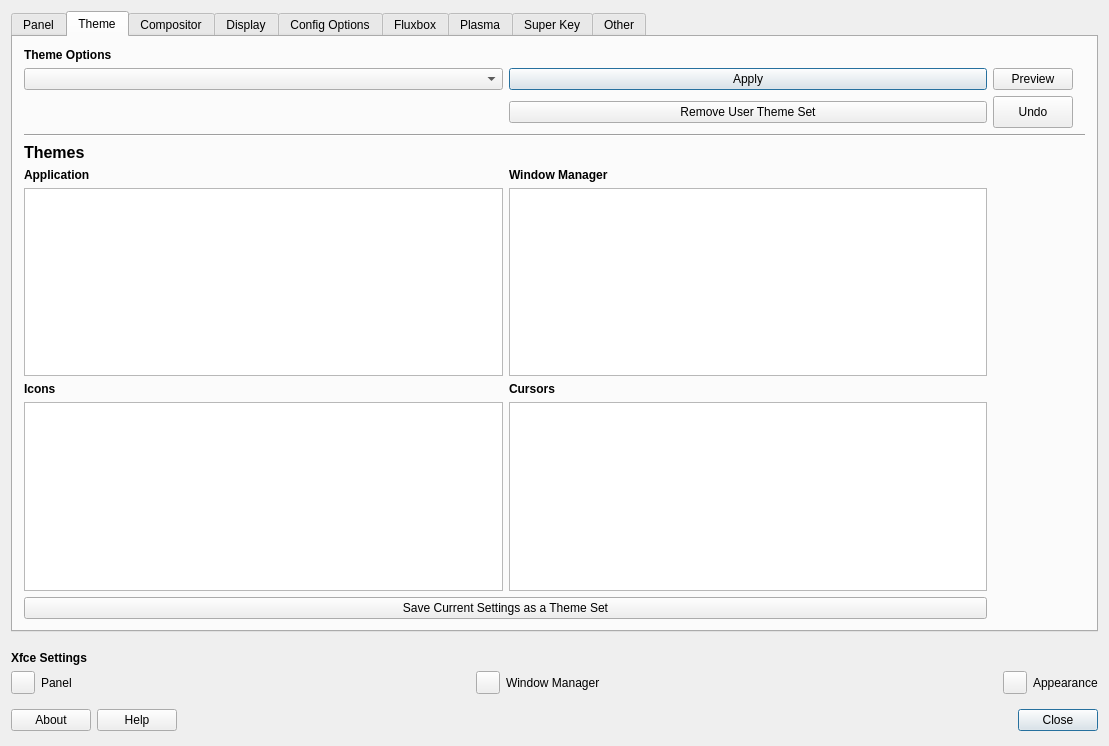
MX-Linux/mx-tweak, file defaultlook.ui: the form before one commit.
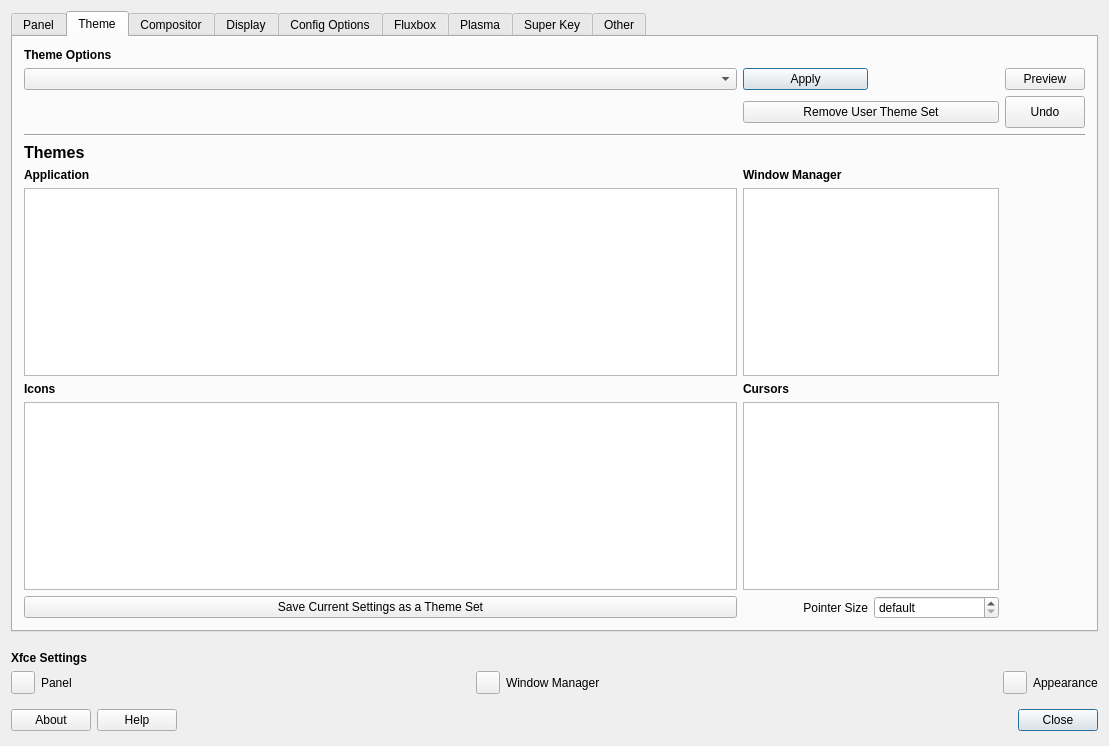
The form after the commit. The open tabs and pages were chosen to show the change. Icons and pictures are not drawn.

Commit message: add pointer spinbox

What changed in the file:
```diff
--- a/defaultlook.ui
+++ b/defaultlook.ui
@@ -582,9 +582,6 @@
       <layout class="QGridLayout" name="gridLayout_6">
        <item row="0" column="0">
         <layout class="QGridLayout" name="gridLayout_5">
-         <property name="sizeConstraint">
-          <enum>QLayout::SetNoConstraint</enum>
-         </property>
          <item row="0" column="0">
           <widget class="QLabel" name="label">
            <property name="font">
@@ -597,10 +594,50 @@
            </property>
           </widget>
          </item>
-         <item row="8" column="0">
-          <widget class="QListWidget" name="listWidgetTheme"/>
+         <item row="1" column="0">
+          <widget class="QComboBox" name="comboTheme">
+           <property name="sizePolicy">
+            <sizepolicy hsizetype="Minimum" vsizetype="Fixed">
+             <horstretch>0</horstretch>
+             <verstretch>0</verstretch>
+            </sizepolicy>
+           </property>
+          </widget>
          </item>
-         <item row="2" column="1">
+         <item row="1" column="1">
+          <widget class="QPushButton" name="buttonThemeApply">
+           <property name="sizePolicy">
+            <sizepolicy hsizetype="Minimum" vsizetype="Fixed">
+             <horstretch>0</horstretch>
+             <verstretch>0</verstretch>
+            </sizepolicy>
+           </property>
+           <property name="text">
+            <string>Apply</string>
+           </property>
+           <property name="icon">
+            <iconset theme="dialog-ok">
+             <normaloff>.</normaloff>.</iconset>
+           </property>
+           <property name="shortcut">
+            <string/>
+           </property>
+           <property name="autoDefault">
+            <bool>true</bool>
+           </property>
+           <property name="default">
+            <bool>true</bool>
+           </property>
+          </widget>
+         </item>
+         <item row="1" column="3">
+          <widget class="QPushButton" name="pushButtonPreview">
+           <property name="text">
+            <string>Preview</string>
+           </property>
+          </widget>
+         </item>
+         <item row="2" column="1" colspan="2">
           <widget class="QPushButton" name="pushButtonRemoveUserThemeSet">
            <property name="text">
             <string>Remove User Theme Set</string>
@@ -611,40 +648,7 @@
            </property>
           </widget>
          </item>
-         <item row="1" column="2">
-          <widget class="QPushButton" name="pushButtonPreview">
-           <property name="text">
-            <string>Preview</string>
-           </property>
-          </widget>
-         </item>
-         <item row="1" column="1">
-          <widget class="QPushButton" name="buttonThemeApply">
-           <property name="sizePolicy">
-            <sizepolicy hsizetype="Minimum" vsizetype="Fixed">
-             <horstretch>0</horstretch>
-             <verstretch>0</verstretch>
-            </sizepolicy>
-           </property>
-           <property name="text">
-            <string>Apply</string>
-           </property>
-           <property name="icon">
-            <iconset theme="dialog-ok">
-             <normaloff>.</normaloff>.</iconset>
-           </property>
-           <property name="shortcut">
-            <string/>
-           </property>
-           <property name="autoDefault">
-            <bool>true</bool>
-           </property>
-           <property name="default">
-            <bool>true</bool>
-           </property>
-          </widget>
-         </item>
-         <item row="2" column="2">
+         <item row="2" column="3">
           <widget class="QPushButton" name="buttonThemeUndo">
            <property name="minimumSize">
             <size>
@@ -657,75 +661,91 @@
            </property>
           </widget>
          </item>
-         <item row="10" column="1">
-          <widget class="QListWidget" name="listWidgetCursorThemes"/>
-         </item>
-         <item row="11" column="0" colspan="2">
-          <widget class="QPushButton" name="pushButtonSettingsToThemeSet">
-           <property name="text">
-            <string extracomment="save theme settings as a group">Save Current Settings as a Theme Set</string>
-           </property>
-           <property name="icon">
-            <iconset theme="document-save">
-             <normaloff>.</normaloff>.</iconset>
-           </property>
-          </widget>
-         </item>
-         <item row="5" column="0" colspan="5">
+         <item row="3" column="0" colspan="4">
           <widget class="Line" name="line_3">
            <property name="orientation">
             <enum>Qt::Horizontal</enum>
            </property>
           </widget>
          </item>
-         <item row="8" column="1">
-          <widget class="QListWidget" name="listWidgetWMtheme"/>
-         </item>
-         <item row="9" column="1">
-          <widget class="QLabel" name="label_33">
+         <item row="4" column="0">
+          <widget class="QLabel" name="label_31">
            <property name="text">
-            <string extracomment="cursor theme">&lt;html&gt;&lt;head/&gt;&lt;body&gt;&lt;p&gt;&lt;span style=&quot; font-weight:600;&quot;&gt;Cursors&lt;/span&gt;&lt;/p&gt;&lt;/body&gt;&lt;/html&gt;</string>
+            <string>&lt;html&gt;&lt;head/&gt;&lt;body&gt;&lt;p&gt;&lt;span style=&quot; font-size:12pt; font-weight:600;&quot;&gt;Themes&lt;/span&gt;&lt;/p&gt;&lt;/body&gt;&lt;/html&gt;</string>
            </property>
           </widget>
          </item>
-         <item row="7" column="1">
-          <widget class="QLabel" name="label_29">
-           <property name="text">
-            <string extracomment="theme a window manager border will get">&lt;html&gt;&lt;head/&gt;&lt;body&gt;&lt;p&gt;&lt;span style=&quot; font-weight:600;&quot;&gt;Window Manager&lt;/span&gt;&lt;/p&gt;&lt;/body&gt;&lt;/html&gt;</string>
-           </property>
-          </widget>
-         </item>
-         <item row="10" column="0">
-          <widget class="QListWidget" name="listWidgeticons"/>
-         </item>
-         <item row="7" column="0">
+         <item row="5" column="0">
           <widget class="QLabel" name="label_28">
            <property name="text">
             <string extracomment="theme an application will get">&lt;html&gt;&lt;head/&gt;&lt;body&gt;&lt;p&gt;&lt;span style=&quot; font-weight:600;&quot;&gt;Application&lt;/span&gt;&lt;/p&gt;&lt;/body&gt;&lt;/html&gt;</string>
            </property>
           </widget>
          </item>
-         <item row="9" column="0">
+         <item row="5" column="1">
+          <widget class="QLabel" name="label_29">
+           <property name="text">
+            <string extracomment="theme a window manager border will get">&lt;html&gt;&lt;head/&gt;&lt;body&gt;&lt;p&gt;&lt;span style=&quot; font-weight:600;&quot;&gt;Window Manager&lt;/span&gt;&lt;/p&gt;&lt;/body&gt;&lt;/html&gt;</string>
+           </property>
+          </widget>
+         </item>
+         <item row="6" column="0">
+          <widget class="QListWidget" name="listWidgetTheme"/>
+         </item>
+         <item row="6" column="1" colspan="2">
+          <widget class="QListWidget" name="listWidgetWMtheme"/>
+         </item>
+         <item row="7" column="0">
           <widget class="QLabel" name="label_30">
            <property name="text">
             <string extracomment="icon theme">&lt;html&gt;&lt;head/&gt;&lt;body&gt;&lt;p&gt;&lt;span style=&quot; font-weight:600;&quot;&gt;Icons&lt;/span&gt;&lt;/p&gt;&lt;/body&gt;&lt;/html&gt;</string>
            </property>
           </widget>
          </item>
-         <item row="1" column="0">
-          <widget class="QComboBox" name="comboTheme">
-           <property name="sizePolicy">
-            <sizepolicy hsizetype="Minimum" vsizetype="Fixed">
-             <horstretch>0</horstretch>
-             <verstretch>0</verstretch>
-            </sizepolicy>
+         <item row="7" column="1">
+          <widget class="QLabel" name="label_33">
+           <property name="text">
+            <string extracomment="cursor theme">&lt;html&gt;&lt;head/&gt;&lt;body&gt;&lt;p&gt;&lt;span style=&quot; font-weight:600;&quot;&gt;Cursors&lt;/span&gt;&lt;/p&gt;&lt;/body&gt;&lt;/html&gt;</string>
            </property>
           </widget>
          </item>
-         <item row="6" column="0">
-          <widget class="QLabel" name="label_31">
+         <item row="8" column="0">
+          <widget class="QListWidget" name="listWidgeticons"/>
+         </item>
+         <item row="8" column="1" colspan="2">
+          <widget class="QListWidget" name="listWidgetCursorThemes"/>
+         </item>
+         <item row="9" column="0">
+          <widget class="QPushButton" name="pushButtonSettingsToThemeSet">
            <property name="text">
-            <string>&lt;html&gt;&lt;head/&gt;&lt;body&gt;&lt;p&gt;&lt;span style=&quot; font-size:12pt; font-weight:600;&quot;&gt;Themes&lt;/span&gt;&lt;/p&gt;&lt;/body&gt;&lt;/html&gt;</string>
+            <string extracomment="save theme settings as a group">Save Current Settings as a Theme Set</string>
+           </property>
+           <property name="icon">
+            <iconset theme="document-save">
+             <normaloff>.</normaloff>.</iconset>
+           </property>
+          </widget>
+         </item>
+         <item row="9" column="1">
+          <widget class="QLabel" name="label_35">
+           <property name="text">
+            <string>Pointer Size</string>
+           </property>
+           <property name="alignment">
+            <set>Qt::AlignRight|Qt::AlignTrailing|Qt::AlignVCenter</set>
+           </property>
+          </widget>
+         </item>
+         <item row="9" column="2">
+          <widget class="QSpinBox" name="spinBoxPointerSize">
+           <property name="specialValueText">
+            <string extracomment="default pointer size determined by X server">default</string>
+           </property>
+           <property name="maximum">
+            <number>256</number>
+           </property>
+           <property name="singleStep">
+            <number>16</number>
            </property>
           </widget>
          </item>
```
Left out of the diff: 2 changed lines with no effect on the pictures.
